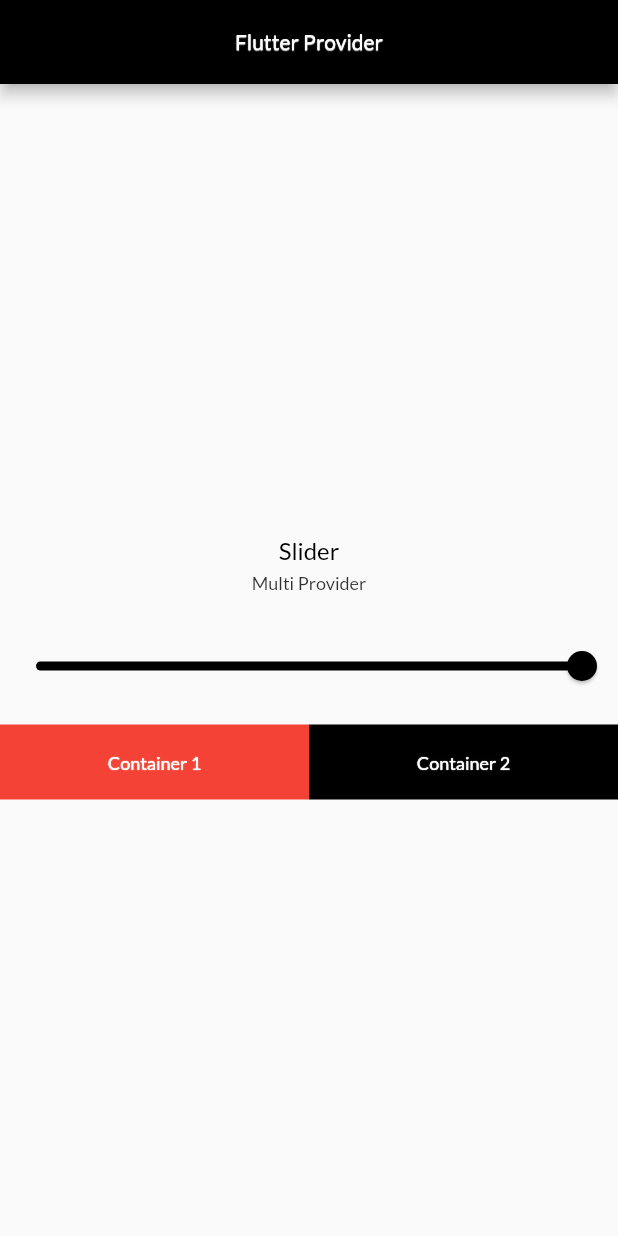
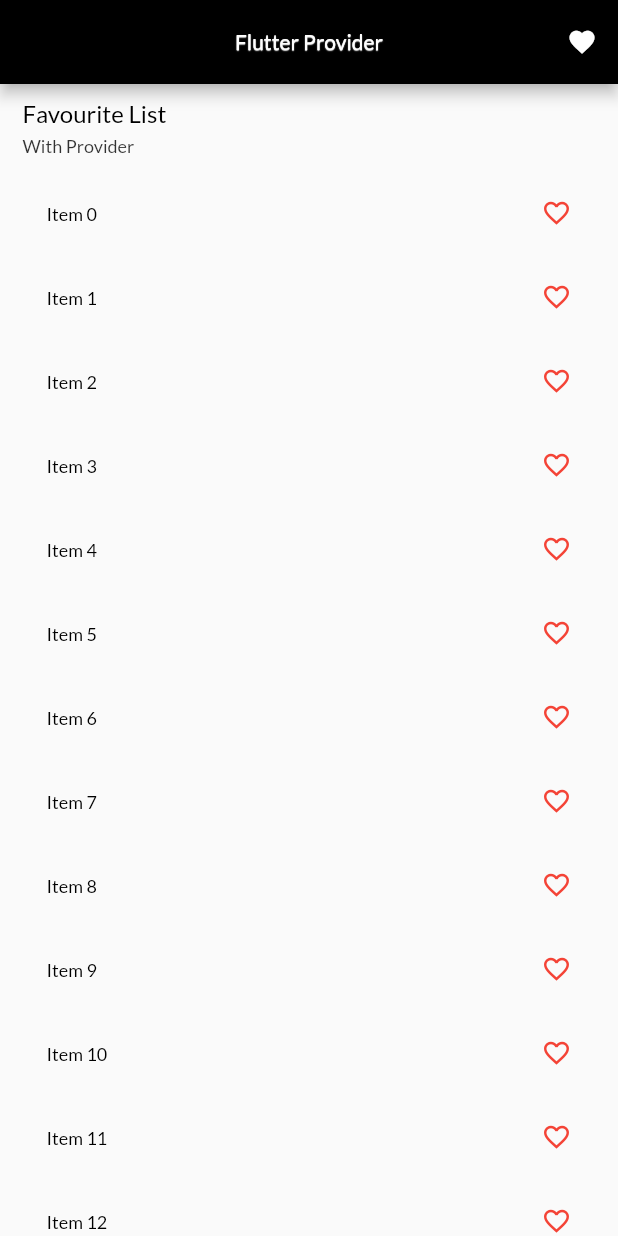
Before and after one commit to thedev97/flutter-provider, a Flutter app: the screen it shows after launch, on a phone screen of 412 x 824 dp. Run offline on Flutter 3.47's test engine with Material 2 defaults, Android fonts, the phone set to English and light mode, and no system bars; our stand-ins replace google_fonts.

Commit message:
Favourite list with provider

```diff
--- a/lib/app/core/values/text_styles.dart
+++ b/lib/app/core/values/text_styles.dart
@@ -42,4 +42,13 @@ class AppTextStyles {
       ],
       color: Colors.white);
 
+  static final TextStyle listText = GoogleFonts.lato(
+      fontWeight: FontWeight.w500,
+      fontSize: 12,
+      shadows: [
+        const Shadow(
+            color: Colors.white, offset: Offset(0.0, 0.2), blurRadius: 0.2),
+      ],
+      color: Colors.black);
+
 }
--- /dev/null
+++ b/lib/app/modules/favourite/favourite_list.dart
@@ -0,0 +1,101 @@
+import 'my_fav_list.dart';
+import 'package:flutter/material.dart';
+import 'package:provider/provider.dart';
+import '../../core/values/values.dart';
+import '../../provider/favourite_state.dart';
+
+class FavouriteApp extends StatefulWidget {
+  const FavouriteApp({Key? key}) : super(key: key);
+
+  @override
+  State<FavouriteApp> createState() => _FavouriteAppState();
+}
+
+class _FavouriteAppState extends State<FavouriteApp> {
+  @override
+  Widget build(BuildContext context) {
+    print("Build");
+    return Scaffold(
+      appBar: AppBar(
+        backgroundColor: Colors.black,
+        centerTitle: true,
+        title: Text(
+          "Flutter Provider",
+          style: AppTextStyles.normalText,
+        ),
+        actions: [
+          IconButton(
+              onPressed: () => Navigator.push(context,
+                  MaterialPageRoute(builder: (context) => const MyFavList())),
+              icon: const Icon(
+                Icons.favorite,
+                size: 20,
+                color: Colors.white,
+              ))
+        ],
+      ),
+      body: Padding(
+        padding: const EdgeInsets.symmetric(horizontal: 15),
+        child: Column(
+          mainAxisAlignment: MainAxisAlignment.start,
+          crossAxisAlignment: CrossAxisAlignment.start,
+          children: [
+            const SizedBox(
+              height: 10,
+            ),
+            title(),
+            const SizedBox(
+              height: 5,
+            ),
+            subTitle(),
+            const SizedBox(
+              height: 10,
+            ),
+            favList(),
+          ],
+        ),
+      ),
+    );
+  }
+
+  Widget title() {
+    return Text(
+      'Favourite List',
+      style: AppTextStyles.titleText,
+    );
+  }
+
+  Widget subTitle() {
+    return Text(
+      'With Provider',
+      style: AppTextStyles.subHeader,
+    );
+  }
+
+  Widget favList() {
+    return Expanded(
+      child: ListView.builder(
+        itemCount: 100,
+        itemBuilder: (context, index) =>
+            Consumer<FavouriteProvider>(builder: (context, value, child) {
+          return ListTile(
+            onTap: () => value.selectedItemList.contains(index)
+                ? value.removeItem(index)
+                : value.addItem(index),
+            title: Text(
+              "Item $index",
+              style: AppTextStyles.listText,
+            ),
+            trailing: Icon(
+              value.selectedItemList.contains(index)
+                  ? Icons.favorite
+                  : Icons.favorite_border_outlined,
+              color: Colors.red,
+              size: 20,
+            ),
+          );
+        }),
+      ),
+    );
+  }
+}
--- /dev/null
+++ b/lib/app/provider/favourite_state.dart
@@ -0,0 +1,17 @@
+import 'package:flutter/foundation.dart';
+
+class FavouriteProvider with ChangeNotifier {
+  List<int> _selectedItems = [];
+
+  List<int> get selectedItemList => _selectedItems;
+
+  void addItem(int val) {
+    _selectedItems.add(val);
+    notifyListeners();
+  }
+
+  void removeItem(int val) {
+    _selectedItems.remove(val);
+    notifyListeners();
+  }
+}
--- a/lib/main.dart
+++ b/lib/main.dart
@@ -1,8 +1,9 @@
 import 'package:flutter/material.dart';
 import 'package:provider/provider.dart';
-import 'app/modules/slider/slider.dart';
 import 'app/provider/slider_state.dart';
 import 'app/provider/counter_state.dart';
+import 'app/provider/favourite_state.dart';
+import 'app/modules/favourite/favourite_list.dart';
 
 void main() {
   runApp(const MyApp());
@@ -21,6 +22,9 @@ class MyApp extends StatelessWidget {
         ChangeNotifierProvider(
           create: (_) => SliderProvider(),
         ),
+        ChangeNotifierProvider(
+          create: (_) => FavouriteProvider(),
+        ),
       ],
       child: MaterialApp(
         title: 'Master Provider',
@@ -28,7 +32,7 @@ class MyApp extends StatelessWidget {
         theme: ThemeData(
           primarySwatch: Colors.teal,
         ),
-        home: const SliderExample(),
+        home: const FavouriteApp(),
       ),
     );
   }
```
Also changed, not shown: lib/app/modules/favourite/my_fav_list.dart (added, +88 -0 lines), lib/app/modules/theme/theme-mode.dart (added).
